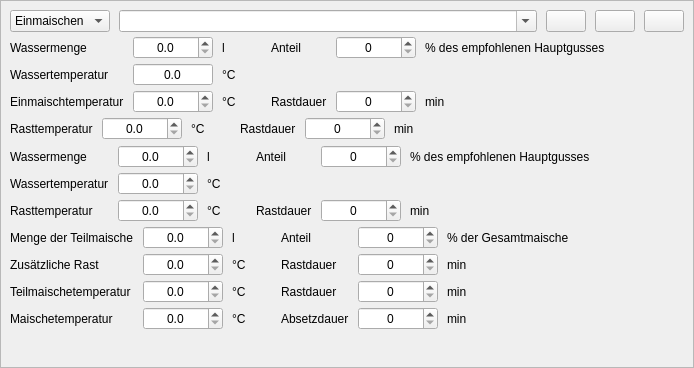
Above: kleiner-brauhelfer/widgets/wdgrast.ui from kleiner-brauhelfer/kleiner-brauhelfer-2 before the change. Below: the same form after it.
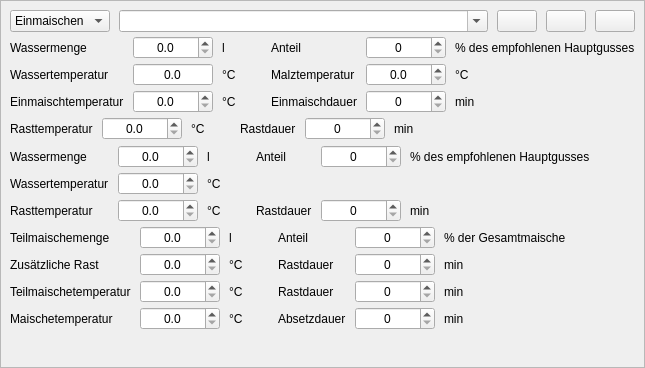
That is the form after the change. Icons and pictures are not drawn. Custom widgets are drawn as their Qt base class.

Diff of the .ui file:
```diff
--- a/kleiner-brauhelfer/widgets/wdgrast.ui
+++ b/kleiner-brauhelfer/widgets/wdgrast.ui
@@ -6,7 +6,7 @@
    <rect>
     <x>0</x>
     <y>0</y>
-    <width>694</width>
+    <width>631</width>
     <height>368</height>
    </rect>
   </property>
@@ -182,14 +182,8 @@
          </item>
          <item row="2" column="3">
           <widget class="QLabel" name="label_27">
-           <property name="minimumSize">
-            <size>
-             <width>30</width>
-             <height>0</height>
-            </size>
-           </property>
            <property name="text">
-            <string>Rastdauer</string>
+            <string>Einmaischdauer</string>
            </property>
           </widget>
          </item>
@@ -299,12 +293,6 @@
          </item>
          <item row="0" column="5">
           <widget class="QLabel" name="label_38">
-           <property name="minimumSize">
-            <size>
-             <width>40</width>
-             <height>0</height>
-            </size>
-           </property>
            <property name="text">
             <string>% des empfohlenen Hauptgusses</string>
            </property>
@@ -335,6 +323,30 @@
            </property>
           </widget>
          </item>
+         <item row="1" column="3">
+          <widget class="QLabel" name="label_41">
+           <property name="text">
+            <string>Malztemperatur</string>
+           </property>
+          </widget>
+         </item>
+         <item row="1" column="5">
+          <widget class="QLabel" name="label_42">
+           <property name="text">
+            <string>°C</string>
+           </property>
+          </widget>
+         </item>
+         <item row="1" column="4">
+          <widget class="DoubleSpinBox" name="tbMalzTempEinmaischen">
+           <property name="alignment">
+            <set>Qt::AlignCenter</set>
+           </property>
+           <property name="decimals">
+            <number>1</number>
+           </property>
+          </widget>
+         </item>
         </layout>
        </widget>
       </item>
@@ -694,7 +706,7 @@
          <item row="0" column="0">
           <widget class="QLabel" name="label_12">
            <property name="text">
-            <string>Menge der Teilmaische</string>
+            <string>Teilmaischemenge</string>
            </property>
           </widget>
          </item>
@@ -721,12 +733,6 @@
          </item>
          <item row="2" column="4">
           <widget class="QLabel" name="label_23">
-           <property name="minimumSize">
-            <size>
-             <width>30</width>
-             <height>0</height>
-            </size>
-           </property>
            <property name="text">
             <string>Rastdauer</string>
            </property>
@@ -825,12 +831,6 @@
          </item>
          <item row="3" column="4">
           <widget class="QLabel" name="label_16">
-           <property name="minimumSize">
-            <size>
-             <width>30</width>
-             <height>0</height>
-            </size>
-           </property>
            <property name="text">
             <string>Absetzdauer</string>
            </property>
@@ -877,12 +877,6 @@
          </item>
          <item row="0" column="6">
           <widget class="QLabel" name="label_40">
-           <property name="minimumSize">
-            <size>
-             <width>40</width>
-             <height>0</height>
-            </size>
-           </property>
            <property name="text">
             <string>% der Gesamtmaische</string>
            </property>
@@ -981,16 +975,16 @@
   </layout>
  </widget>
  <customwidgets>
-  <customwidget>
-   <class>SpinBox</class>
-   <extends>QSpinBox</extends>
-   <header>widgets/spinbox.h</header>
-  </customwidget>
   <customwidget>
    <class>DoubleSpinBox</class>
    <extends>QDoubleSpinBox</extends>
    <header>widgets/doublespinbox.h</header>
   </customwidget>
+  <customwidget>
+   <class>SpinBox</class>
+   <extends>QSpinBox</extends>
+   <header>widgets/spinbox.h</header>
+  </customwidget>
   <customwidget>
    <class>ComboBox</class>
    <extends>QComboBox</extends>
```
Left out of the diff: 20 changed lines with no effect on the pictures.
